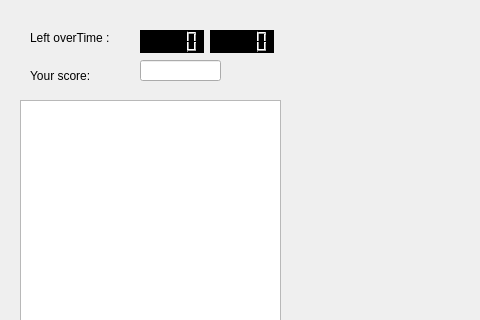
Old version of the form Game/gamewindow.ui in the repository Jori-Rintakangas/city-war-game; both pictures show x 0 to 480 and y 0 to 320 of the 800 by 600 pixel window.
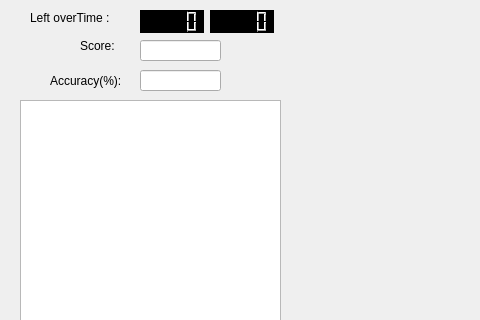
New version of the form.

Commit message: scoreCalculate, accuracyCalculate, scoreUpdate, accuracyUpdate at Statisctics Class is made and accuracy is added at GameWindow

```diff
--- a/Game/gamewindow.ui
+++ b/Game/gamewindow.ui
@@ -37,7 +37,7 @@
     <property name="geometry">
      <rect>
       <x>140</x>
-      <y>30</y>
+      <y>10</y>
       <width>64</width>
       <height>23</height>
      </rect>
@@ -51,7 +51,7 @@
     <property name="geometry">
      <rect>
       <x>30</x>
-      <y>30</y>
+      <y>10</y>
       <width>101</width>
       <height>16</height>
      </rect>
@@ -64,7 +64,7 @@
     <property name="geometry">
      <rect>
       <x>210</x>
-      <y>30</y>
+      <y>10</y>
       <width>64</width>
       <height>23</height>
      </rect>
@@ -76,26 +76,49 @@
    <widget class="QLabel" name="label">
     <property name="geometry">
      <rect>
-      <x>30</x>
-      <y>60</y>
+      <x>80</x>
+      <y>30</y>
       <width>101</width>
       <height>31</height>
      </rect>
     </property>
     <property name="text">
-     <string>Your score:</string>
+     <string>Score:</string>
     </property>
    </widget>
    <widget class="QLineEdit" name="score">
     <property name="geometry">
      <rect>
       <x>140</x>
-      <y>60</y>
+      <y>40</y>
       <width>81</width>
       <height>21</height>
      </rect>
     </property>
    </widget>
+   <widget class="QLineEdit" name="accuracy">
+    <property name="geometry">
+     <rect>
+      <x>140</x>
+      <y>70</y>
+      <width>81</width>
+      <height>21</height>
+     </rect>
+    </property>
+   </widget>
+   <widget class="QLabel" name="label_2">
+    <property name="geometry">
+     <rect>
+      <x>50</x>
+      <y>70</y>
+      <width>91</width>
+      <height>21</height>
+     </rect>
+    </property>
+    <property name="text">
+     <string>Accuracy(%):</string>
+    </property>
+   </widget>
   </widget>
   <widget class="QMenuBar" name="menubar">
    <property name="geometry">
```
The commit also changes 6 other files.
